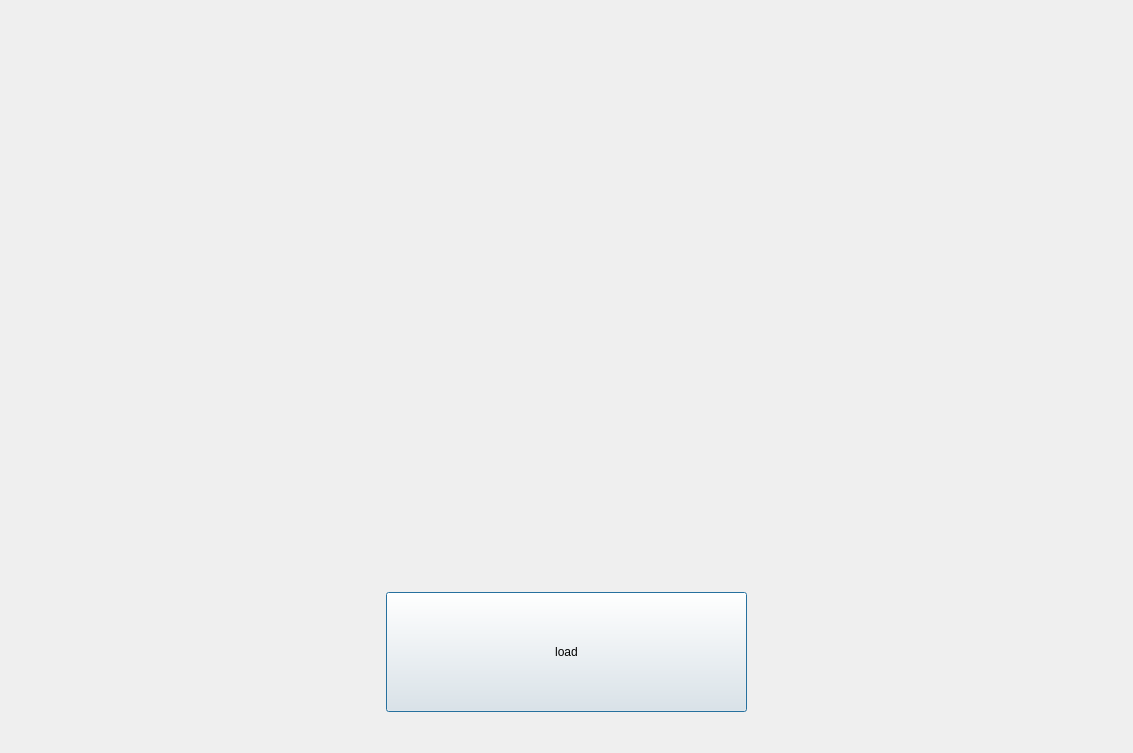
laviva-cs/Alldit, file MainDialog.ui: the form before one commit.
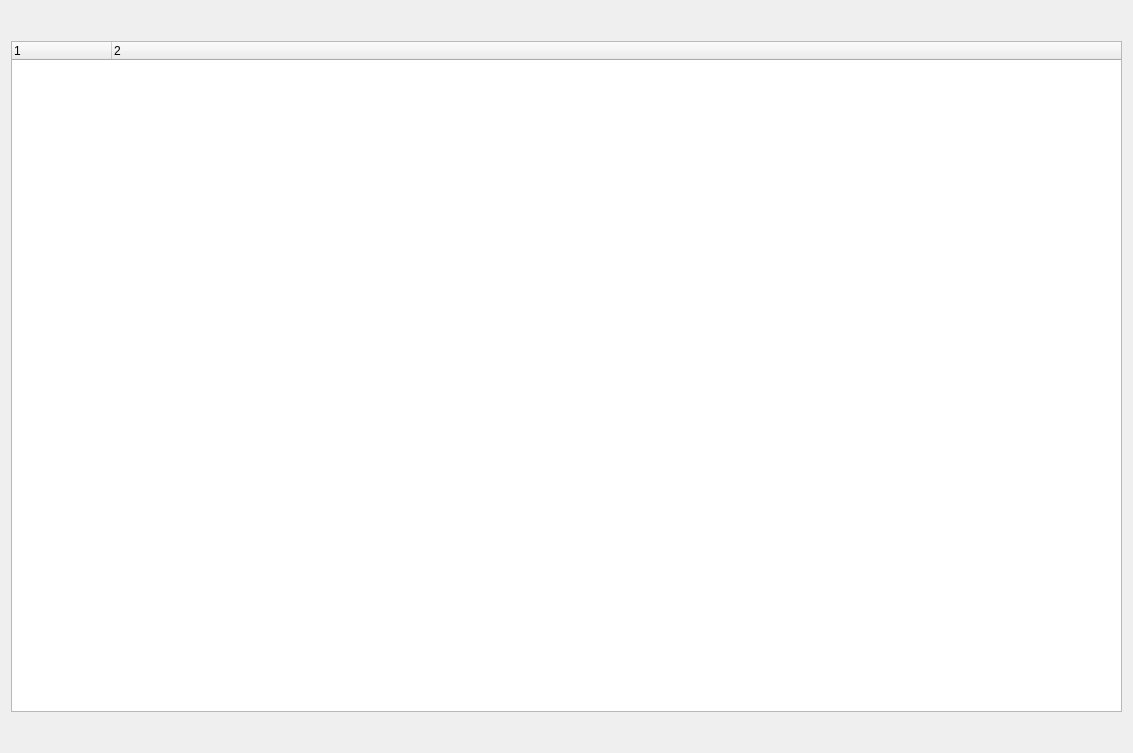
The form after the commit. The open tabs and pages were chosen to show the change.

Commit message: Tree view for word lists, automatically detected Word lists are exported from my Anki decks

Patch:
```diff
--- a/MainDialog.ui
+++ b/MainDialog.ui
@@ -58,10 +58,13 @@
            <property name="orientation">
             <enum>Qt::Vertical</enum>
            </property>
+           <property name="sizeType">
+            <enum>QSizePolicy::Fixed</enum>
+           </property>
            <property name="sizeHint" stdset="0">
             <size>
              <width>20</width>
-             <height>376</height>
+             <height>30</height>
             </size>
            </property>
           </spacer>
@@ -76,37 +79,20 @@
            </property>
            <layout class="QHBoxLayout" name="horizontalLayout">
             <item>
-             <widget class="QPushButton" name="startButton">
-              <property name="sizePolicy">
-               <sizepolicy hsizetype="Fixed" vsizetype="Fixed">
-                <horstretch>0</horstretch>
-                <verstretch>0</verstretch>
-               </sizepolicy>
+             <widget class="QTreeWidget" name="treeWidget">
+              <property name="columnCount">
+               <number>2</number>
               </property>
-              <property name="minimumSize">
-               <size>
-                <width>361</width>
-                <height>120</height>
-               </size>
-              </property>
-              <property name="maximumSize">
-               <size>
-                <width>361</width>
-                <height>120</height>
-               </size>
-              </property>
-              <property name="styleSheet">
-               <string notr="true"/>
-              </property>
-              <property name="text">
-               <string notr="true">load</string>
-              </property>
-              <property name="default">
-               <bool>false</bool>
-              </property>
-              <property name="flat">
-               <bool>false</bool>
-              </property>
+              <column>
+               <property name="text">
+                <string notr="true">1</string>
+               </property>
+              </column>
+              <column>
+               <property name="text">
+                <string notr="true">2</string>
+               </property>
+              </column>
              </widget>
             </item>
            </layout>
```
Left out of the diff: 19 changed lines with no effect on the pictures. The commit also changes 7 other files.
